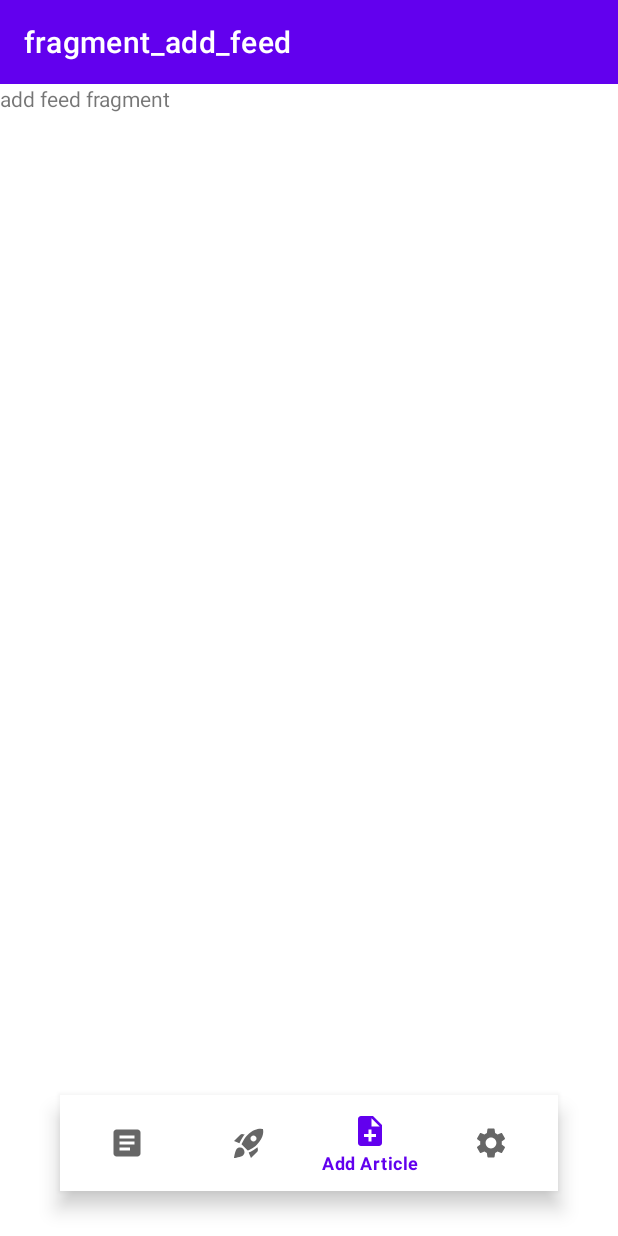
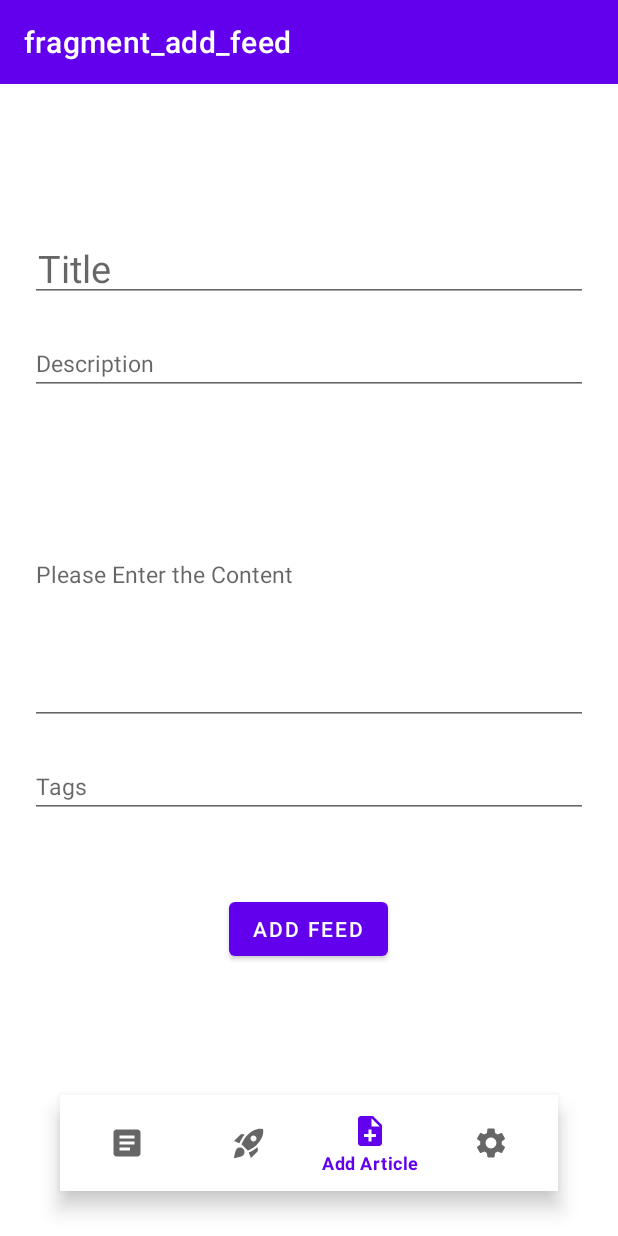
Before and after one commit to AnkitJha2000/Conduit, an Android app: the AddFeedFragment screen opened through its navigation route, on a phone screen of 412 x 824 dp. Run offline under Robolectric (Android 15) with nearby library versions, the phone set to English and light mode, and no system bars; our stand-ins replace Dagger/Hilt's generated code, navigation-ui; 1 statement that could not run was skipped.

Commit message:
add article

```diff
--- a/app/src/main/java/com/example/conduit/models/requests/UpsertArticleRequest.kt
+++ b/app/src/main/java/com/example/conduit/models/requests/UpsertArticleRequest.kt
@@ -1,5 +1,5 @@
 package com.example.conduit.models.requests
 
 data class UpsertArticleRequest(
-    val articleCreds: ArticleCreds
+    val article: ArticleCreds
 )
--- a/app/src/main/java/com/example/conduit/ui/fragments/AddFeedFragment.kt
+++ b/app/src/main/java/com/example/conduit/ui/fragments/AddFeedFragment.kt
@@ -5,21 +5,54 @@ import androidx.fragment.app.Fragment
 import android.view.LayoutInflater
 import android.view.View
 import android.view.ViewGroup
-import com.example.conduit.R
+import android.widget.Toast
+import com.example.conduit.databinding.FragmentAddFeedBinding
+import com.example.conduit.models.requests.ArticleCreds
+import com.example.conduit.models.requests.UpsertArticleRequest
+import com.example.conduit.ui.MainActivity
+import com.example.conduit.viewModels.FeedViewModel
 
 class AddFeedFragment : Fragment() {
 
+    private lateinit var binding : FragmentAddFeedBinding
+    private lateinit var feedViewModel: FeedViewModel
+    private var token : String? = null
     override fun onCreateView(
         inflater: LayoutInflater, container: ViewGroup?,
         savedInstanceState: Bundle?
-    ): View? {
-        // Inflate the layout for this fragment
-        return inflater.inflate(R.layout.fragment_add_feed, container, false)
+    ): View {
+        binding = FragmentAddFeedBinding.inflate(inflater, container, false)
+        return binding.root
     }
 
     override fun onViewCreated(view: View, savedInstanceState: Bundle?) {
         super.onViewCreated(view, savedInstanceState)
 
+        feedViewModel = (activity as MainActivity).feedViewModel
+        token = (activity as MainActivity).token
+
+        binding.addArticleBtn.setOnClickListener {
+            binding.apply {
+                val title = addArticleTitleET.text.toString()
+                val desc = addArticleDescriptionET.text.toString()
+                val body = addArticleBodyET.text.toString()
+                val tags = addArticleTagsET.text.toString()
+                val tagList = tags.split(",").toList()
+                createArticle(title,desc,body,tagList)
+            }
+        }
+
+        feedViewModel.postArticleError.observe(requireActivity()){
+            if(it != null)
+            Toast.makeText(requireActivity(), it , Toast.LENGTH_SHORT).show()
+        }
+
+    }
+
+    private fun createArticle(title: String, desc: String, body: String, tags: List<String>) {
+        val articleCreds = ArticleCreds(body,desc,tags,title)
+        val articleResponse = UpsertArticleRequest(articleCreds)
+        feedViewModel.postArticle("Token $token", articleResponse)
     }
 
 }
--- a/app/src/main/java/com/example/conduit/ui/fragments/SignUpFragment.kt
+++ b/app/src/main/java/com/example/conduit/ui/fragments/SignUpFragment.kt
@@ -54,7 +54,7 @@ class SignUpFragment : Fragment() {
         authViewModel.signUpUser.observe(requireActivity()) {
             it?.let { user ->
                 Log.d("TEST",user.user.token!!)
-                OfflineSharedPreference(requireActivity()).saveToken(user.user.token!!)
+                OfflineSharedPreference(requireActivity()).saveToken(user.user.token)
                 Toast.makeText(requireContext(), "User Registered", Toast.LENGTH_SHORT).show()
                 val action = SignUpFragmentDirections.actionSignUpFragmentToLoginFragment()
                 findNavController().navigate(action)
--- a/app/src/main/res/layout/fragment_add_feed.xml
+++ b/app/src/main/res/layout/fragment_add_feed.xml
@@ -1,14 +1,66 @@
 <?xml version="1.0" encoding="utf-8"?>
-<FrameLayout xmlns:android="http://schemas.android.com/apk/res/android"
+<RelativeLayout xmlns:android="http://schemas.android.com/apk/res/android"
     xmlns:tools="http://schemas.android.com/tools"
     android:layout_width="match_parent"
     android:layout_height="match_parent"
     tools:context=".ui.fragments.AddFeedFragment">
 
-    <!-- TODO: Update blank fragment layout -->
-    <TextView
+    <EditText
         android:layout_width="match_parent"
-        android:layout_height="match_parent"
-        android:text="add feed fragment" />
+        android:layout_height="wrap_content"
+        android:hint="Title"
+        android:textSize="25sp"
+        android:layout_marginTop="100dp"
+        android:layout_marginStart="20dp"
+        android:layout_marginEnd="20dp"
+        android:padding="5dp"
+        android:id="@+id/addArticleTitleET"
+        />
 
-</FrameLayout>
+    <EditText
+        android:layout_width="match_parent"
+        android:layout_height="wrap_content"
+        android:id="@+id/addArticleDescriptionET"
+        android:layout_below="@id/addArticleTitleET"
+        android:layout_marginStart="20dp"
+        android:layout_marginEnd="20dp"
+        android:hint="Description"
+        android:textSize="15sp"
+        android:layout_marginTop="20dp"
+        />
+
+    <EditText
+        android:layout_width="match_parent"
+        android:layout_height="200dp"
+        android:id="@+id/addArticleBodyET"
+        android:layout_below="@id/addArticleDescriptionET"
+        android:hint="Please Enter the Content"
+        android:layout_marginStart="20dp"
+        android:layout_marginEnd="20dp"
+        android:layout_marginTop="20dp"
+        android:textSize="15sp"
+        />
+
+    <EditText
+        android:layout_width="match_parent"
+        android:layout_height="wrap_content"
+        android:hint="Tags"
+        android:layout_below="@id/addArticleBodyET"
+        android:id="@+id/addArticleTagsET"
+        android:layout_marginStart="20dp"
+        android:layout_marginEnd="20dp"
+        android:textSize="15sp"
+        android:layout_marginTop="20dp"
+        />
+
+    <Button
+        android:layout_width="wrap_content"
+        android:layout_height="wrap_content"
+        android:layout_below="@id/addArticleTagsET"
+        android:id="@+id/addArticleBtn"
+        android:layout_centerInParent="true"
+        android:layout_marginTop="50dp"
+        android:text="Add Feed"
+        />
+
+</RelativeLayout>
```
Also changed, not shown: app/src/main/java/com/example/conduit/repository/MainRepository.kt (+9 -0 lines), app/src/main/java/com/example/conduit/viewModels/FeedViewModel.kt (+20 -1 lines).
